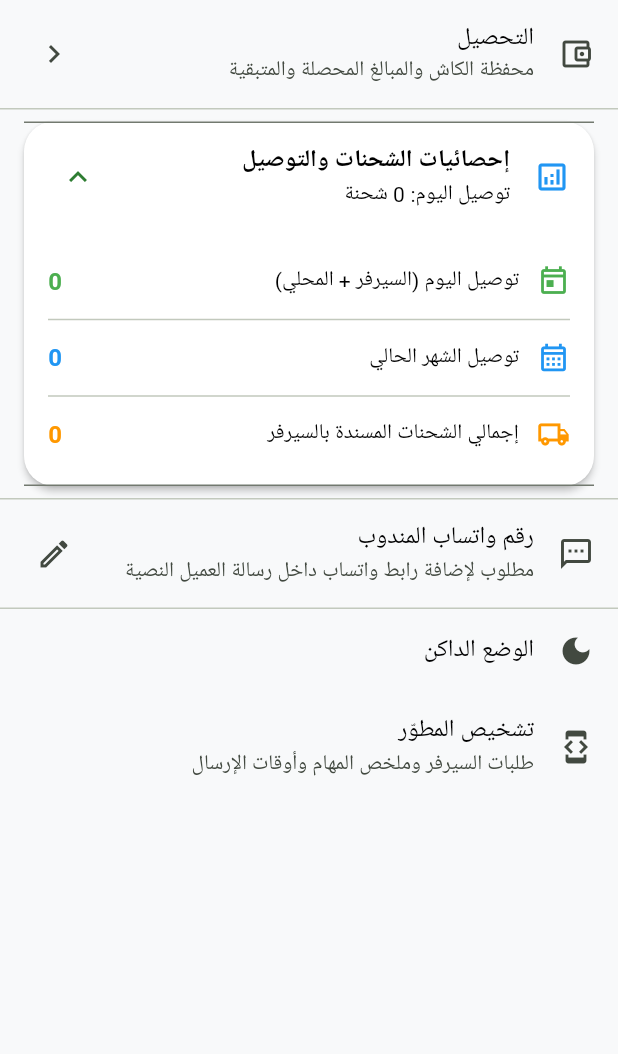
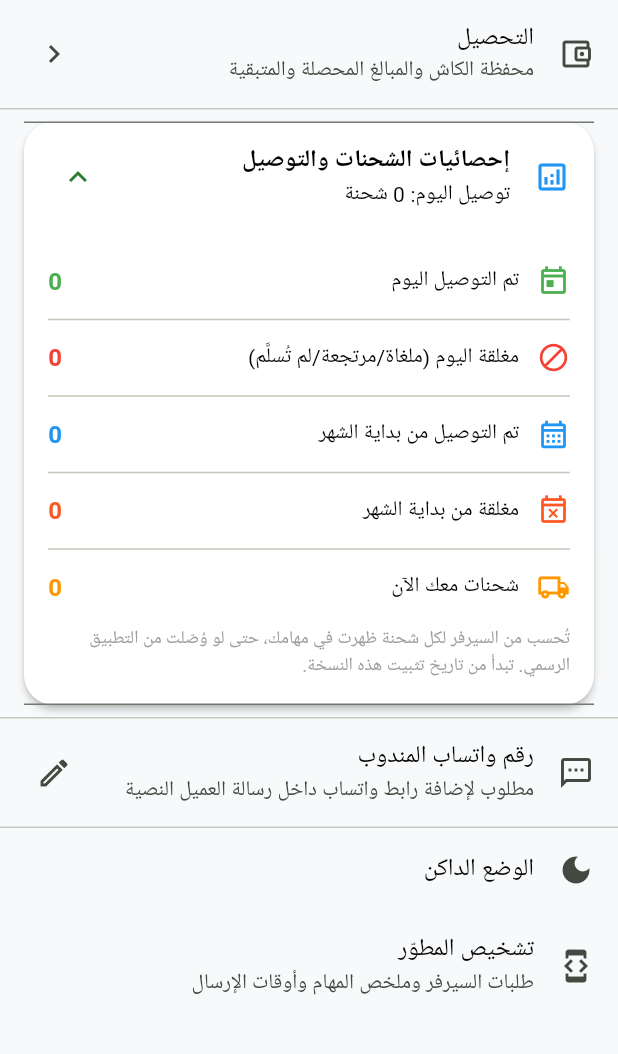
Before and after one commit to userpc5661-png/555xx, a Flutter app: the SettingsScreen screen opened directly, after a tap on "إحصائيات الشحنات والتوصيل", on a phone screen of 412 x 824 dp, the part 84-1138 px from its top. Run offline on Flutter 3.47's test engine with Material 3 defaults, Android fonts, the phone set to English and light mode, and no system bars; our stand-ins replace dio, flutter_compass, flutter_secure_storage, geocoding, geolocator, image_picker; missing offline and left inert: maplibre, mobile_scanner; accounts and stored records are empty.

Commit message:
Delivery counters from the server, including official-app deliveries
Diagnostics showed /tasks lists only shipments still on hand (64, all In
Transit) with no counters, so finished shipments, including ones
delivered in the official app, were never counted.

ShipmentOutcomeTracker remembers every shipment seen in /tasks; when one
disappears it reads its final state from SLS (orders/awb, GET only, up to
15 per refresh, retried up to 5 times) and records delivered (status
Completed / code 3, at actual_delivery_at) or closed (cancelled,
returned, failed...). Deliveries made in this app count immediately.

Dashboard: delivered today, remaining, closed today, delivered this
month, closed this month. Settings: the same plus shipments on hand.
History is kept ~2 months per account; counting starts from this version.

Co-Authored-By: Claude Opus 5.5 <noreply@anthropic.com>
Claude-Session: https://claude.ai/code/session_01F7zDubymYDNLEDfBLw37hR

```diff
--- a/lib/screens/settings_screen.dart
+++ b/lib/screens/settings_screen.dart
@@ -3,6 +3,7 @@ import 'package:flutter/material.dart';
 import '../models/task_item.dart';
 import '../services/delivery_history_store.dart';
 import '../services/driver_preferences_store.dart';
+import '../services/shipment_outcome_tracker.dart';
 import '../theme/theme_controller.dart';
 import 'developer_diagnostics_screen.dart';
 
@@ -338,53 +339,30 @@ class _ServerStatsCard extends StatefulWidget {
 }
 
 class _ServerStatsCardState extends State<_ServerStatsCard> {
-  List<DeliveryHistoryRecord> _todayRecords = const [];
-  List<DeliveryHistoryRecord> _monthRecords = const [];
-  bool _loading = true;
+  OutcomeCounts? _counts;
 
   @override
   void initState() {
     super.initState();
+    ShipmentOutcomeTracker.instance.revision.addListener(_loadStats);
     _loadStats();
   }
 
+  @override
+  void dispose() {
+    ShipmentOutcomeTracker.instance.revision.removeListener(_loadStats);
+    super.dispose();
+  }
+
   Future<void> _loadStats() async {
-    final history = await DeliveryHistoryStore.instance.allRecords();
-    final now = DateTime.now();
-    final month = history
-        .where((r) =>
-            r.timestamp.year == now.year && r.timestamp.month == now.month)
-        .toList();
-    final today = month.where((r) => r.timestamp.day == now.day).toList();
-
-    if (mounted) {
-      setState(() {
-        _todayRecords = today;
-        _monthRecords = month;
-        _loading = false;
-      });
-    }
+    final counts =
+        await ShipmentOutcomeTracker.instance.countsFor(widget.tasks);
+    if (mounted) setState(() => _counts = counts);
   }
 
   @override
   Widget build(BuildContext context) {
-    final serverCompleted = widget.tasks
-        .where((t) => t.progress == TaskProgress.completed)
-        .length;
-    // A shipment delivered from this device is in the local history AND, once
-    // the server confirms it, in the current task list. Count it only once.
-    final currentAwbs = {
-      for (final task in widget.tasks) ...[
-        task.realAwb.trim(),
-        task.displayReference,
-      ],
-    };
-    int localOnly(List<DeliveryHistoryRecord> records) =>
-        records.where((r) => !currentAwbs.contains(r.awb)).length;
-    final todayDelivered = serverCompleted + localOnly(_todayRecords);
-    final totalDelivered = serverCompleted + localOnly(_monthRecords);
-    final totalAssigned = widget.tasks.length;
-
+    final counts = _counts;
     return Padding(
       padding: const EdgeInsets.symmetric(horizontal: 16, vertical: 8),
       child: Card(
@@ -394,9 +372,9 @@ class _ServerStatsCardState extends State<_ServerStatsCard> {
             'إحصائيات الشحنات والتوصيل',
             style: TextStyle(fontWeight: FontWeight.bold),
           ),
-          subtitle: Text('توصيل اليوم: $todayDelivered شحنة'),
+          subtitle: Text('توصيل اليوم: ${counts?.deliveredToday ?? '…'} شحنة'),
           children: [
-            if (_loading)
+            if (counts == null)
               const Padding(
                 padding: EdgeInsets.all(16),
                 child: Center(child: CircularProgressIndicator()),
@@ -407,24 +385,44 @@ class _ServerStatsCardState extends State<_ServerStatsCard> {
                 child: Column(
                   children: [
                     _StatRow(
-                      title: 'توصيل اليوم (السيرفر + المحلي)',
-                      value: '$todayDelivered',
+                      title: 'تم التوصيل اليوم',
+                      value: '${counts.deliveredToday}',
                       icon: Icons.today_outlined,
                       color: Colors.green,
                     ),
                     const Divider(),
                     _StatRow(
-                      title: 'توصيل الشهر الحالي',
-                      value: '$totalDelivered',
+                      title: 'مغلقة اليوم (ملغاة/مرتجعة/لم تُسلَّم)',
+                      value: '${counts.closedToday}',
+                      icon: Icons.block_outlined,
+                      color: Colors.red,
+                    ),
+                    const Divider(),
+                    _StatRow(
+                      title: 'تم التوصيل من بداية الشهر',
+                      value: '${counts.deliveredMonth}',
                       icon: Icons.calendar_month_outlined,
                       color: Colors.blue,
                     ),
                     const Divider(),
                     _StatRow(
-                      title: 'إجمالي الشحنات المسندة بالسيرفر',
-                      value: '$totalAssigned',
+                      title: 'مغلقة من بداية الشهر',
+                      value: '${counts.closedMonth}',
+                      icon: Icons.event_busy_outlined,
+                      color: Colors.deepOrange,
+                    ),
+                    const Divider(),
+                    _StatRow(
+                      title: 'شحنات معك الآن',
+                      value: '${widget.tasks.length}',
                       icon: Icons.local_shipping_outlined,
                       color: Colors.orange,
+                    ),
+                    const SizedBox(height: 8),
+                    const Text(
+                      'تُحسب من السيرفر لكل شحنة ظهرت في مهامك، حتى لو وُصّلت '
+                      'من التطبيق الرسمي. تبدأ من تاريخ تثبيت هذه النسخة.',
+                      style: TextStyle(fontSize: 12, color: Colors.grey),
                     ),
                   ],
                 ),
--- /dev/null
+++ b/lib/services/shipment_outcome_tracker.dart
@@ -0,0 +1,288 @@
+import 'dart:convert';
+
+import 'package:flutter/foundation.dart';
+import 'package:flutter_secure_storage/flutter_secure_storage.dart';
+
+import '../models/task_item.dart';
+import 'account_store.dart';
+import 'delivery_history_store.dart';
+import 'scan_api_service.dart';
+
+enum ShipmentOutcomeKind { delivered, closed }
+
+class ShipmentOutcome {
+  final ShipmentOutcomeKind kind;
+  final DateTime at;
+  final String label;
+
+  const ShipmentOutcome(this.kind, this.at, this.label);
+
+  Map<String, dynamic> toJson() => {
+        'k': kind.name,
+        'at': at.toIso8601String(),
+        'l': label,
+      };
+
+  static ShipmentOutcome? fromJson(Object? json) {
+    if (json is! Map) return null;
+    final kind = json['k'] == 'delivered'
+        ? ShipmentOutcomeKind.delivered
+        : ShipmentOutcomeKind.closed;
+    final at = DateTime.tryParse('${json['at']}');
+    if (at == null) return null;
+    return ShipmentOutcome(kind, at, '${json['l'] ?? ''}');
+  }
+
+  /// How a shipment ended, from SLS's own order data (orders/awb), or null
+  /// while it is still in progress. Delivered = status "Completed" /
+  /// status_code 3 / "Shipment delivered"; closed = cancelled, returned,
+  /// failed and similar final states.
+  static ShipmentOutcome? classify(Map<String, dynamic> order) {
+    final status = '${order['status'] ?? ''}'.toLowerCase();
+    final label = '${order['status_label'] ?? ''}';
+    final lower = label.toLowerCase();
+    final code = '${order['status_code'] ?? ''}'.trim();
+
+    DateTime? date(List<String> keys) {
+      for (final key in keys) {
+        final value = order[key];
+        if (value == null) continue;
+        final parsed = DateTime.tryParse('$value'.replaceFirst(' ', 'T'));
+        if (parsed != null) return parsed.toLocal();
+      }
+      return null;
+    }
+
+    final negative = lower.contains('not deliver') ||
+        lower.contains('undeliver') ||
+        lower.contains('لم يتم');
+    final delivered = !negative &&
+        (status == 'completed' ||
+            code == '3' ||
+            lower.contains('delivered') ||
+            lower.contains('تم التوصيل') ||
+            lower.contains('تم التسليم'));
+    if (delivered) {
+      return ShipmentOutcome(
+        ShipmentOutcomeKind.delivered,
+        date(['actual_delivery_at', 'deliver_at', 'updated_at']) ??
+            DateTime.now(),
+        label.isEmpty ? 'Delivered' : label,
+      );
+    }
+
+    const finals = [
+      'cancel',
+      'return',
+      'rto',
+      'fail',
+      'reject',
+      'closed',
+      'lost',
+      'damag',
+      'ملغ',
+      'مرتجع',
+      'إرجاع',
+    ];
+    final text = '$status $lower';
+    if (finals.any(text.contains)) {
+      return ShipmentOutcome(
+        ShipmentOutcomeKind.closed,
+        date(['canceled_at', 'return_at', 'updated_at']) ?? DateTime.now(),
+        label.isEmpty ? status : label,
+      );
+    }
+    return null;
+  }
+}
+
+class OutcomeCounts {
+  final int deliveredToday;
+  final int closedToday;
+  final int deliveredMonth;
+  final int closedMonth;
+
+  const OutcomeCounts({
+    required this.deliveredToday,
+    required this.closedToday,
+    required this.deliveredMonth,
+    required this.closedMonth,
+  });
+}
+
+/// Counts deliveries and closures from the server, including ones made in
+/// the official app. /tasks only lists shipments still on hand, so the app
+/// remembers every shipment it has seen there; when one disappears it reads
+/// its final state from SLS (orders/awb, GET only) and records it.
+class ShipmentOutcomeTracker {
+  ShipmentOutcomeTracker._();
+
+  static final instance = ShipmentOutcomeTracker._();
+
+  static const _storage = FlutterSecureStorage();
+  static const _maxLookupsPerSync = 15;
+  static const _maxAttempts = 5;
+
+  /// Bumped whenever the counts change, so screens can refresh.
+  final ValueNotifier<int> revision = ValueNotifier<int>(0);
+
+  bool _syncing = false;
+
+  String get _key =>
+      'shipment_outcomes_v1_${AccountStore.currentAccountId.replaceAll(RegExp(r'[^A-Za-z0-9_-]'), '_')}';
+
+  Future<Map<String, dynamic>> _read() async {
+    try {
+      final raw = await _storage.read(key: _key);
+      if (raw == null || raw.isEmpty) return {};
+      final decoded = jsonDecode(raw);
+      return decoded is Map ? Map<String, dynamic>.from(decoded) : {};
+    } catch (_) {
+      return {};
+    }
+  }
+
+  Future<void> _write(Map<String, dynamic> data) =>
+      _storage.write(key: _key, value: jsonEncode(data));
+
+  static Map<String, dynamic> _map(Object? value) =>
+      value is Map ? Map<String, dynamic>.from(value) : <String, dynamic>{};
+
+  static String _awb(TaskItem task) => task.realAwb.trim().isNotEmpty
+      ? task.realAwb.trim()
+      : task.displayReference.trim();
+
+  Future<Map<String, ShipmentOutcome>> outcomes() async {
+    final data = await _read();
+    final result = <String, ShipmentOutcome>{};
+    _map(data['outcomes']).forEach((awb, value) {
+      final outcome = ShipmentOutcome.fromJson(value);
+      if (outcome != null) result[awb] = outcome;
+    });
+    return result;
+  }
+
+  /// [localDeliveredAwbs] are deliveries made in this app that the server
+  /// lookup has not recorded yet (counted as delivered at [now]).
+  Future<OutcomeCounts> counts({
+    Map<String, DateTime> localDelivered = const {},
+  }) async {
+    final all = await outcomes();
+    final now = DateTime.now();
+    final merged = <String, ShipmentOutcome>{
+      for (final entry in localDelivered.entries)
+        entry.key: ShipmentOutcome(
+          ShipmentOutcomeKind.delivered,
+          entry.value,
+          'local',
+        ),
+      ...all,
+    };
+    bool sameDay(DateTime d) =>
+        d.year == now.year && d.month == now.month && d.day == now.day;
+    bool sameMonth(DateTime d) => d.year == now.year && d.month == now.month;
+    int count(ShipmentOutcomeKind kind, bool Function(DateTime) when) =>
+        merged.values.where((o) => o.kind == kind && when(o.at)).length;
+    return OutcomeCounts(
+      deliveredToday: count(ShipmentOutcomeKind.delivered, sameDay),
+      closedToday: count(ShipmentOutcomeKind.closed, sameDay),
+      deliveredMonth: count(ShipmentOutcomeKind.delivered, sameMonth),
+      closedMonth: count(ShipmentOutcomeKind.closed, sameMonth),
+    );
+  }
+
+  /// Counts including deliveries made in this app that are still waiting
+  /// for the server lookup (not yet gone from [current]).
+  Future<OutcomeCounts> countsFor(List<TaskItem> current) async {
+    final onHand = {
+      for (final task in current) ...[
+        task.realAwb.trim(),
+        task.displayReference.trim(),
+      ],
+    };
+    final history = await DeliveryHistoryStore.instance.allRecords();
+    return counts(localDelivered: {
+      for (final record in history)
+        if (!onHand.contains(record.awb)) record.awb: record.completedAt,
+    });
+  }
+
+  /// Call after each successful /tasks fetch. Runs the lookups in the
+  /// background; never throws.
+  Future<void> sync(List<TaskItem> tasks, String savedSession) async {
+    if (_syncing) return;
+    _syncing = true;
+    try {
+      final data = await _read();
+      final seen = _map(data['seen']);
+      final attempts = _map(data['attempts']);
+      final outcomesJson = _map(data['outcomes']);
+      final now = DateTime.now();
+
+      final current = {
+        for (final task in tasks)
+          if (_awb(task).isNotEmpty) _awb(task),
+      };
+      for (final awb in current) {
+        seen.putIfAbsent(awb, () => now.toIso8601String());
+        attempts.remove(awb);
+      }
+
+      final gone = seen.keys
+          .where((awb) =>
+              !current.contains(awb) && !outcomesJson.containsKey(awb))
+          .take(_maxLookupsPerSync)
+          .toList();
+
+      var changed = false;
+      if (gone.isNotEmpty) {
+        final api = ScanApiService(savedSession: savedSession);
+        for (final awb in gone) {
+          try {
+            final shipment = await api.scanOrder(awb);
+            final outcome = ShipmentOutcome.classify(shipment.raw);
+            if (outcome != null) {
+              outcomesJson[awb] = outcome.toJson();
+              seen.remove(awb);
+              attempts.remove(awb);
+              changed = true;
+              continue;
+            }
+          } catch (error) {
+            debugPrint('Outcome lookup failed for $awb: $error');
+          }
+          final tries = ((attempts[awb] as num?) ?? 0) + 1;
+          if (tries >= _maxAttempts) {
+            seen.remove(awb);
+            attempts.remove(awb);
+          } else {
+            attempts[awb] = tries;
+          }
+        }
+      }
+
+      // Keep about two months of history.
+      final cutoff = now.subtract(const Duration(days: 62));
+      outcomesJson.removeWhere((_, value) {
+        final outcome = ShipmentOutcome.fromJson(value);
+        return outcome == null || outcome.at.isBefore(cutoff);
+      });
+      seen.removeWhere((_, value) {
+        final first = DateTime.tryParse('$value');
+        return first == null ||
+            first.isBefore(now.subtract(const Duration(days: 30)));
+      });
+
+      await _write({
+        'seen': seen,
+        'attempts': attempts,
+        'outcomes': outcomesJson,
+      });
+      if (changed) revision.value++;
+    } catch (error) {
+      debugPrint('Outcome sync failed: $error');
+    } finally {
+      _syncing = false;
+    }
+  }
+}
```
Also changed, not shown: lib/screens/home_screen.dart (+41 -21 lines), 1 other file.
